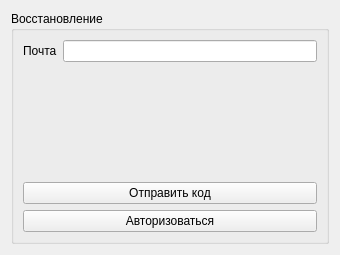
KorvinThePoet/A2A, file client/users/ui_files/mail.ui: the form before one commit.
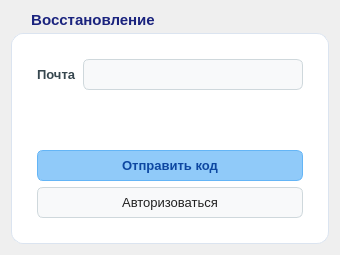
The form after the commit.

```diff
--- a/client/users/ui_files/mail.ui
+++ b/client/users/ui_files/mail.ui
@@ -1,7 +1,7 @@
 <?xml version="1.0" encoding="UTF-8"?>
 <ui version="4.0">
- <class>Form</class>
- <widget class="QWidget" name="Form">
+ <class>mailCard</class>
+ <widget class="QWidget" name="mailCard">
   <property name="geometry">
    <rect>
     <x>0</x>
@@ -13,6 +13,86 @@
   <property name="windowTitle">
    <string>Form</string>
   </property>
+  <property name="styleSheet">
+   <string notr="true">/* Мягкий светлый градиент всего окна */
+QWidget#mailCard {
+    background: qlineargradient(x1:0, y1:0, x2:1, y2:1, 
+                stop:0 #f5f7fa, stop:1 #e4ebf5);
+}
+
+/* Белая карточка формы (QGroupBox) */
+QWidget#mailCard QGroupBox {
+    background-color: #ffffff;
+    border: 1px solid #dbe4f0;
+    border-radius: 12px;
+    margin-top: 22px;
+    padding: 16px;
+    font-size: 15px;
+    font-weight: bold;
+    color: #1a237e;
+}
+
+/* Заголовок &quot;Восстановление&quot; */
+QWidget#mailCard QGroupBox::title {
+    subcontrol-origin: margin;
+    subcontrol-position: top left;
+    left: 12px;
+    padding: 0 6px;
+    color: #1a237e;
+}
+
+/* Подпись поля (Почта) */
+QWidget#mailCard QLabel {
+    background-color: transparent;
+    color: #37474f;
+    font-size: 13px;
+    font-weight: bold;
+}
+
+/* Поле ввода почты */
+QWidget#mailCard QLineEdit {
+    background-color: #f8f9fa;
+    color: #212121;
+    border: 1px solid #cfd8dc;
+    border-radius: 6px;
+    padding: 6px 10px;
+    font-size: 13px;
+}
+
+QWidget#mailCard QLineEdit:focus {
+    border: 1px solid #64b5f6;
+    background-color: #ffffff;
+}
+
+/* Второстепенная кнопка (&quot;Авторизоваться&quot;) */
+QWidget#mailCard QPushButton {
+    background-color: #f8f9fa;
+    color: #212121;
+    border: 1px solid #cfd8dc;
+    border-radius: 6px;
+    padding: 7px 14px;
+    font-size: 13px;
+}
+
+QWidget#mailCard QPushButton:hover {
+    background-color: #e3f2fd;
+    border: 1px solid #90caf9;
+    color: #0d47a1;
+}
+
+/* Главная голубая кнопка действия (&quot;Отправить код&quot;) */
+QWidget#mailCard QPushButton#pass_btn {
+    background-color: #90caf9;
+    color: #0d47a1;
+    border: 1px solid #64b5f6;
+    font-weight: bold;
+}
+
+QWidget#mailCard QPushButton#pass_btn:hover {
+    background-color: #64b5f6;
+}
+</string>
+  </property>
   <layout class="QHBoxLayout" name="horizontalLayout">
    <item>
     <widget class="QGroupBox" name="groupBox">
```
